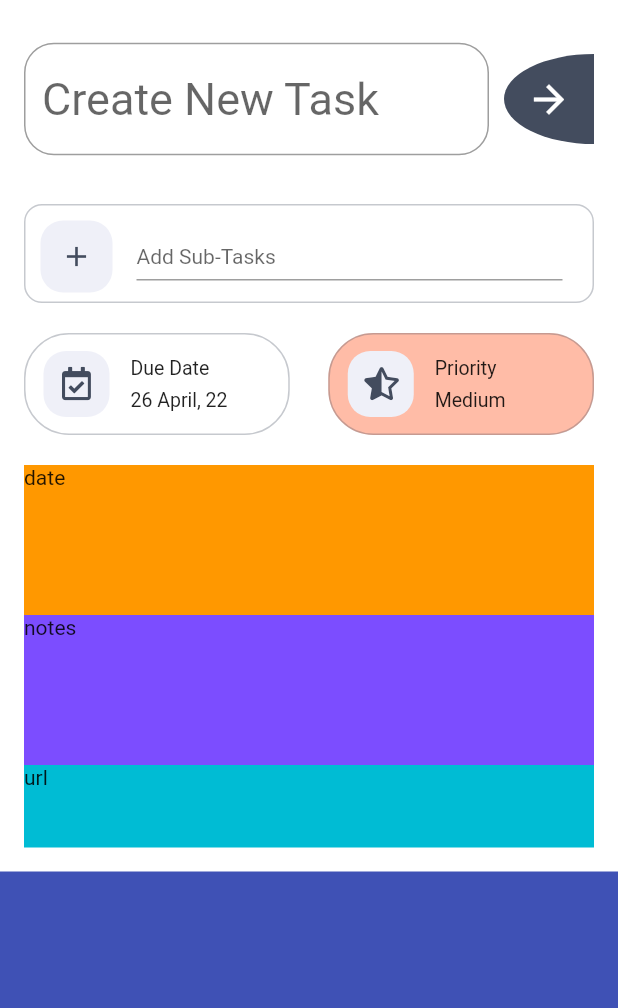
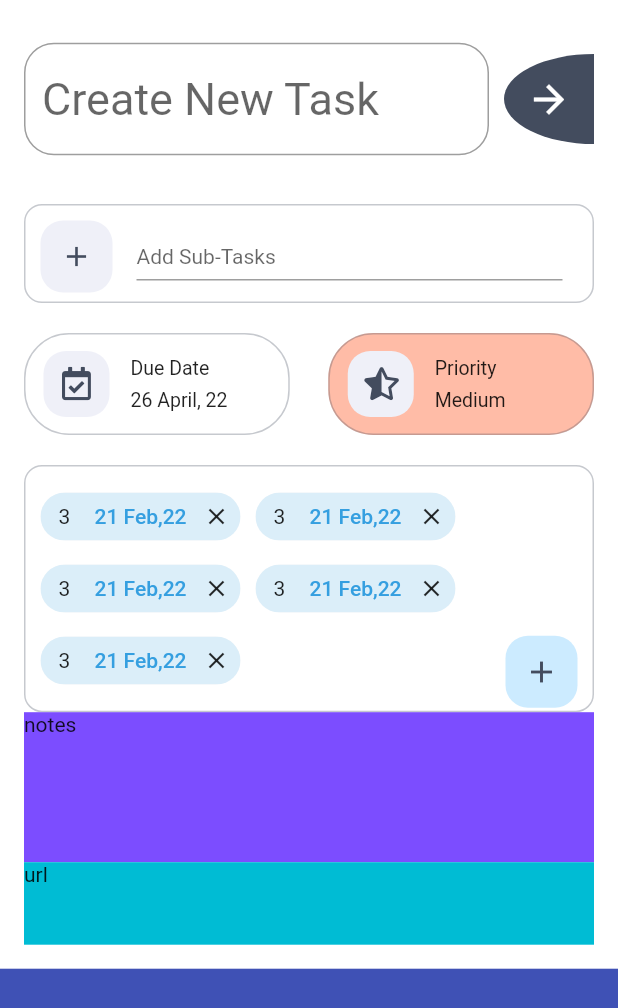
Before and after one commit to Raj-Dave-1/Space-Repetition, a Flutter app: the screen it shows after launch, on a phone screen of 412 x 824 dp. Shown: the top 1008 px of the screen. Run offline on Flutter 3.47's test engine with Material 2 defaults, Android fonts, the phone set to English and light mode, and no system bars; our stand-ins replace font_awesome_flutter, syncfusion_flutter_datepicker.

Commit message:
done some changes

```diff
--- a/space_repetition/lib/HomePage/AddTask/AddTaskScreen.dart
+++ b/space_repetition/lib/HomePage/AddTask/AddTaskScreen.dart
@@ -1,10 +1,9 @@
 // 🚩 Dada Ki Jay Ho 🚩
-
-import 'dart:ui';
 
 import 'package:flutter/cupertino.dart';
 import 'package:flutter/material.dart';
 import 'package:font_awesome_flutter/font_awesome_flutter.dart';
+import 'package:spacerepetition/HomePage/AddTask/RevisionDate/RevisionDate.dart';
 
 class AddTaskScreen extends StatefulWidget {
   @override
@@ -55,10 +54,50 @@ class _AddTaskScreenState extends State<AddTaskScreen> {
 
                   // Repetition Date
                   Container(
-                    color: Colors.orange,
-                    child: Text("date"),
+                    padding:
+                        const EdgeInsets.symmetric(vertical: 2, horizontal: 10),
+                    decoration: BoxDecoration(
+                      border: Border.all(
+                        width: 1,
+                        color: const Color(0xff434C5E).withOpacity(.3),
+                      ),
+                      borderRadius: BorderRadius.circular(12),
+                    ),
                     width: fullWidth,
-                    height: 100,
+                    height: fullHeight * .2,
+                    child: Row(
+                      children: [
+                        // chips
+                        Expanded(
+                          child: Container(
+//                            color: Colors.deepPurpleAccent,
+                            child: RevisionDateChips(),
+                          ),
+                        ),
+                        Container(
+//                          color: Colors.amber,
+                          child: Align(
+                            alignment: Alignment(1, 1),
+                            child: Container(
+                              decoration: BoxDecoration(
+                                color: Color(0xffccebff),
+                                borderRadius: BorderRadius.circular(15),
+                              ),
+                              child: IconButton(
+                                icon: const Icon(
+                                  Icons.add,
+                                  color: Color(0xff434C5E),
+                                  size: 24,
+                                ),
+                                onPressed: () {
+                                  print("add Revision Date");
+                                },
+                              ),
+                            ),
+                          ),
+                        )
+                      ],
+                    ),
                   ),
                   // notes
                   Container(
--- /dev/null
+++ b/space_repetition/lib/HomePage/AddTask/RevisionDate/RevisionDate.dart
@@ -0,0 +1,46 @@
+// 🚩 Dada Ki Jay Ho 🚩
+
+import 'package:flutter/material.dart';
+
+class RevisionDateChips extends StatefulWidget {
+  @override
+  _RevisionDateChipsState createState() => _RevisionDateChipsState();
+}
+
+class _RevisionDateChipsState extends State<RevisionDateChips> {
+  @override
+  Widget build(BuildContext context) {
+    return Container(
+      child: SingleChildScrollView(
+        // wrap
+        child: Wrap(
+          spacing: 10,
+          children: [
+            _buildChip("21 Feb,22", Colors.deepOrange.withOpacity(0.4)),
+            _buildChip("21 Feb,22", Colors.deepOrange.withOpacity(0.4)),
+            _buildChip("21 Feb,22", Colors.deepOrange.withOpacity(0.4)),
+            _buildChip("21 Feb,22", Colors.deepOrange.withOpacity(0.4)),
+            _buildChip("21 Feb,22", Colors.deepOrange.withOpacity(0.4)),
+          ],
+        ),
+      ),
+    );
+  }
+}
+
+Widget _buildChip(String label, Color color) => Chip(
+      avatar: Text("3"),
+      label: Text(
+        label,
+        style: TextStyle(color: Color(0xff359fe0)),
+//        style: TextStyle(color: Color(0xff359fe0)),
+      ),
+      backgroundColor: Color(0xffdbeef9),
+//      backgroundColor: Color(0xffdbeef9),
+      onDeleted: () {},
+      shadowColor: color,
+      deleteIcon: const Icon(
+        Icons.close,
+        size: 18,
+      ),
+    );
```
Also changed, not shown: space_repetition/lib/HomePage/AddTask/RevisionDate/DatePickerExample.dart (+17 -82 lines).
